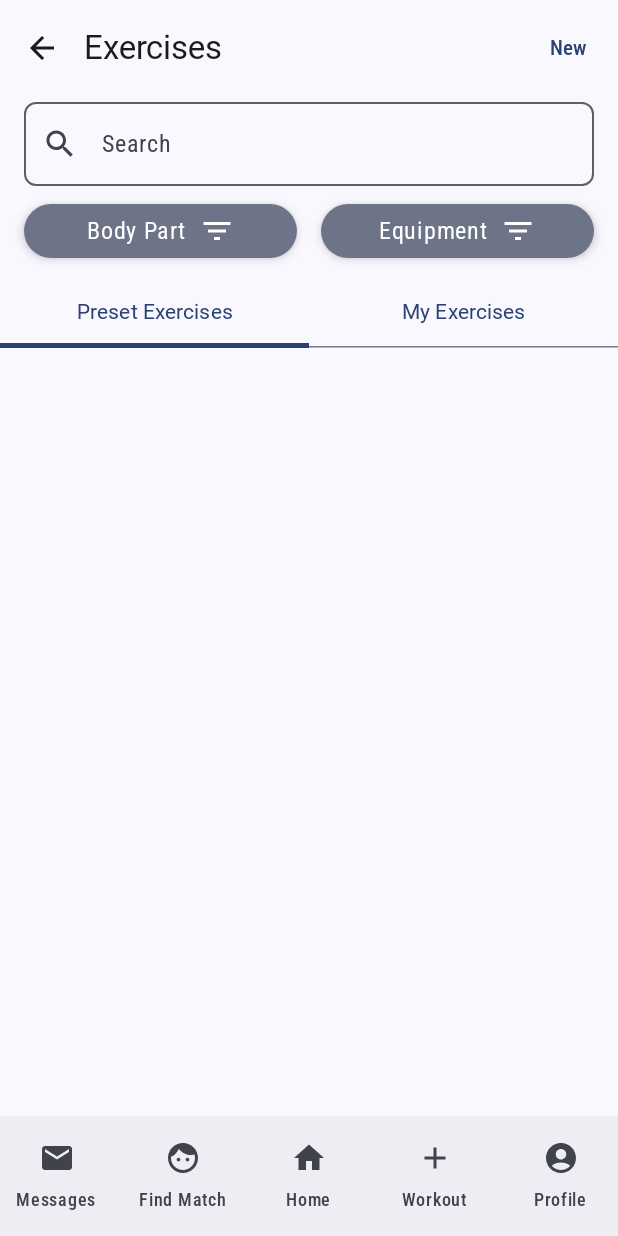
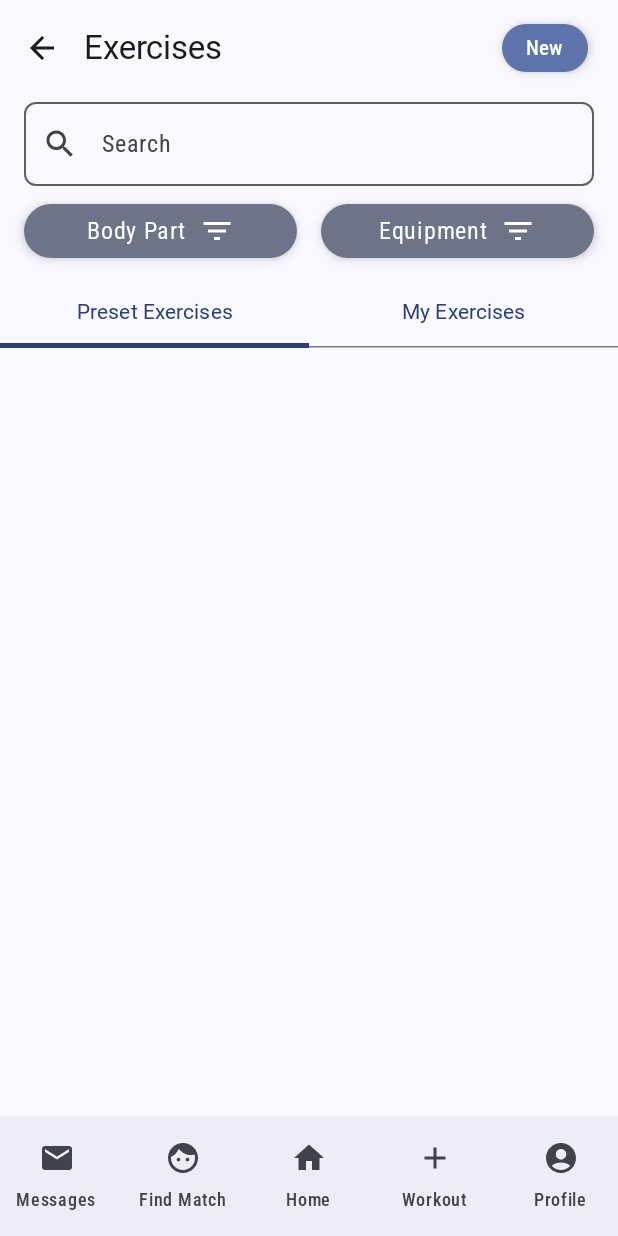
Before and after one commit to yhbarve/cs446-team-project, an Android app built with Jetpack Compose: the ExercisesScreen screen opened through its navigation route, on a phone screen of 412 x 824 dp. Run offline under Robolectric (Android 15) with nearby library versions, the phone set to English and light mode, and no system bars; Roboto replaces fonts that are not available here.

Commit message:
updated new button UI

```diff
--- a/app/src/main/java/com/example/cs446_fit4me/ui/screens/ExercisesScreen.kt
+++ b/app/src/main/java/com/example/cs446_fit4me/ui/screens/ExercisesScreen.kt
@@ -103,8 +103,21 @@ fun ExercisesScreen(navController: NavController? = null) {
                     }
                 },
                 actions = {
-                    TextButton(onClick = { showCreateModal = true }) {
-                        Text("New", color = MaterialTheme.colorScheme.primary)
+                    Surface(
+                        modifier = Modifier
+                            .padding(end = 16.dp)
+                            .clickable { showCreateModal = true },
+                        shape = RoundedCornerShape(50), // big rounding for pill shape
+                        color = MaterialTheme.colorScheme.primaryContainer,
+                        shadowElevation = 4.dp,
+                        tonalElevation = 4.dp
+                    ) {
+                        Text(
+                            text = "New",
+                            color = MaterialTheme.colorScheme.onPrimaryContainer,
+                            modifier = Modifier.padding(horizontal = 16.dp, vertical = 8.dp),
+                            style = MaterialTheme.typography.labelLarge
+                        )
                     }
                 },
                 colors = TopAppBarDefaults.topAppBarColors(),
```
